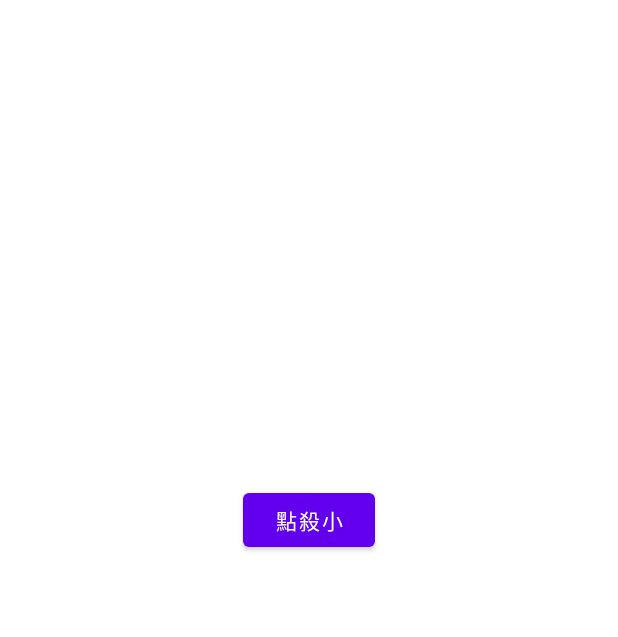
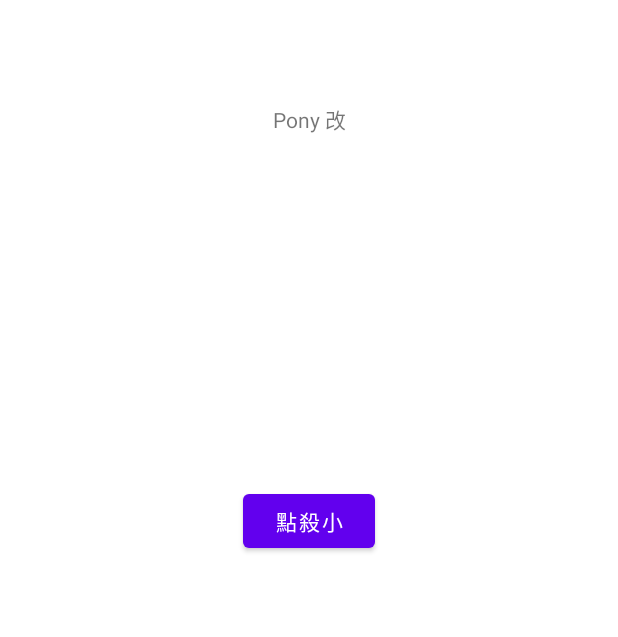
Before and after one commit to Gary827/git-practice, an Android app: the SecondFragment screen opened through its navigation route, on a phone screen of 412 x 824 dp. Shown: the part 330-967 px from the top of the screen. Run offline under Robolectric (Android 15) with nearby library versions, the phone set to English and light mode, and no system bars.

Commit message:
按下按鈕顯示文字
pony改

```diff
--- a/app/src/main/res/layout/fragment_second.xml
+++ b/app/src/main/res/layout/fragment_second.xml
@@ -10,6 +10,7 @@
         android:id="@+id/textview_second"
         android:layout_width="wrap_content"
         android:layout_height="wrap_content"
+        android:text="Pony 改"
         app:layout_constraintBottom_toTopOf="@id/button_second"
         app:layout_constraintEnd_toEndOf="parent"
         app:layout_constraintStart_toStartOf="parent"
```
